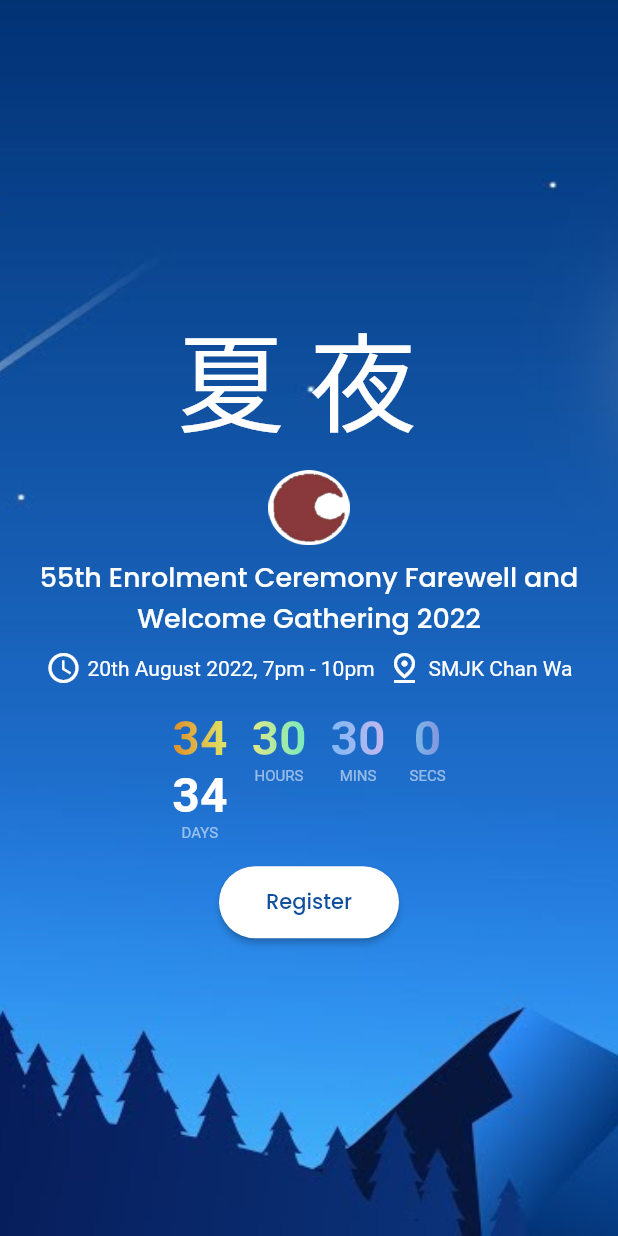
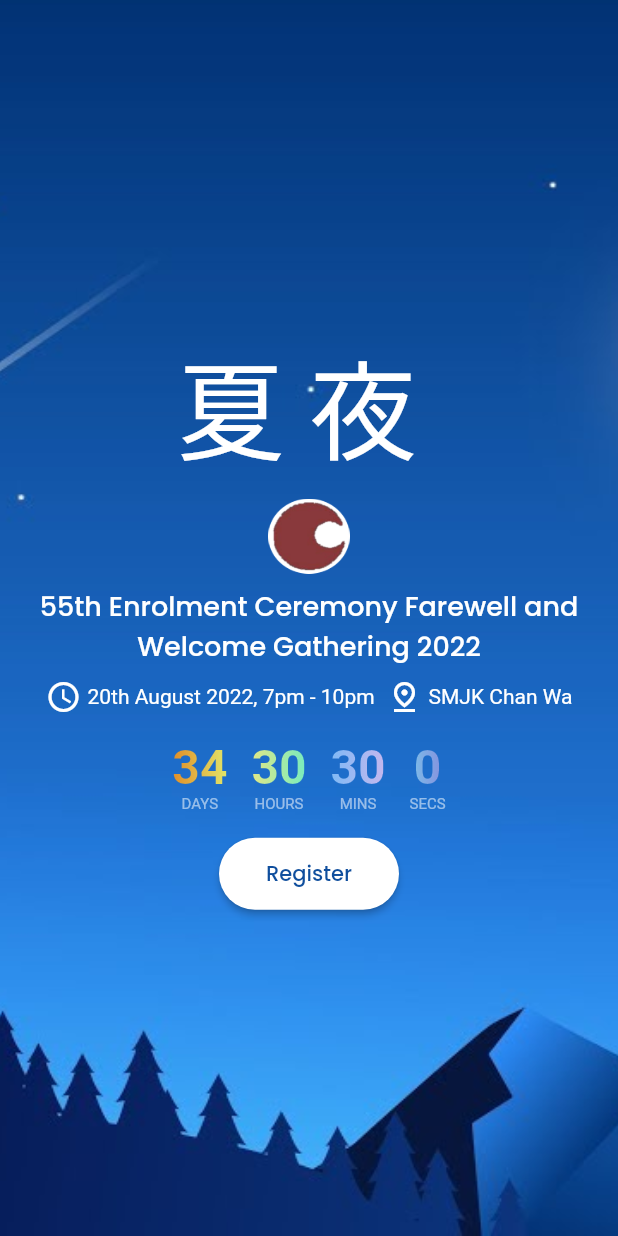
Before and after one commit to junsiong2008/cw_bsmm, a Flutter app: the screen it shows after launch, on a phone screen of 412 x 824 dp. Run offline on Flutter 3.47's test engine with Material 2 defaults, Android fonts, the phone set to English and light mode, and no system bars; drawn by our look-alikes of flutter_countdown_timer; our stand-ins replace cloud_firestore, firebase_analytics, firebase_core, lottie; missing offline and left inert: firebase_app_check; accounts and stored records are empty; statements that could not run were skipped.

Commit message:
Gradient Text test #2

```diff
--- a/lib/components/ui/countdown_group.dart
+++ b/lib/components/ui/countdown_group.dart
@@ -31,12 +31,6 @@ class CountdownGroup extends StatelessWidget {
                   Color(0XFFFF930F),
                   Color(0XFFFFF95B),
                 ]),
-                Text(
-                  '${time.days}',
-                  style: kCountdownNumberTextStyle.copyWith(
-                    color: Colors.white,
-                  ),
-                ),
                 const Text(
                   'DAYS',
                   style: kCountdownSubtitleTextStyle,
```
